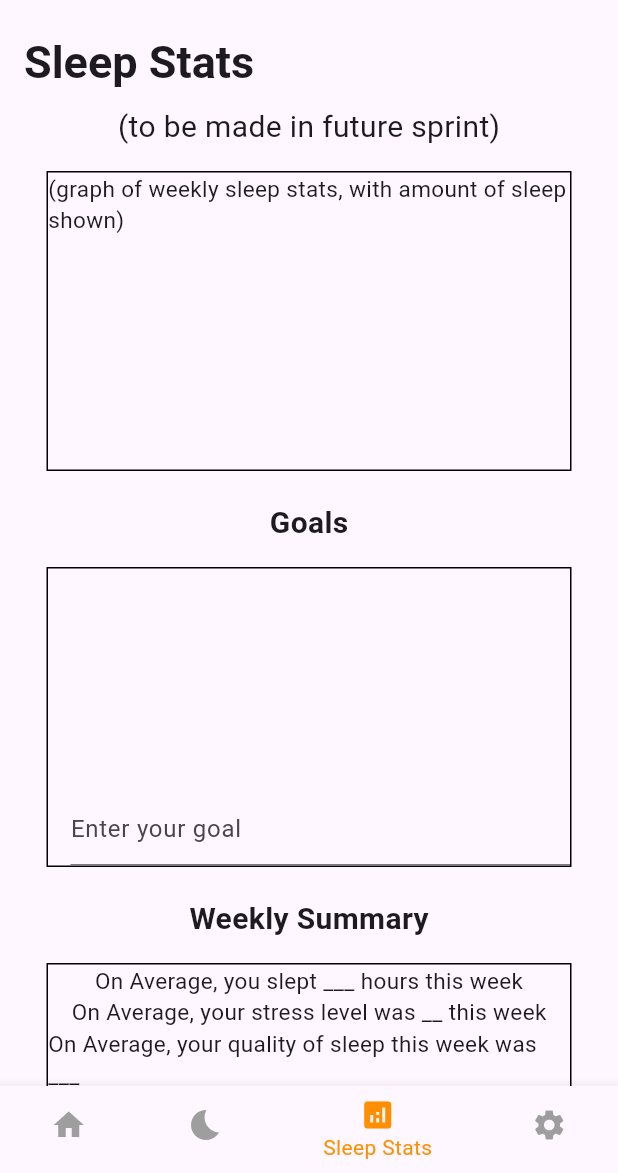
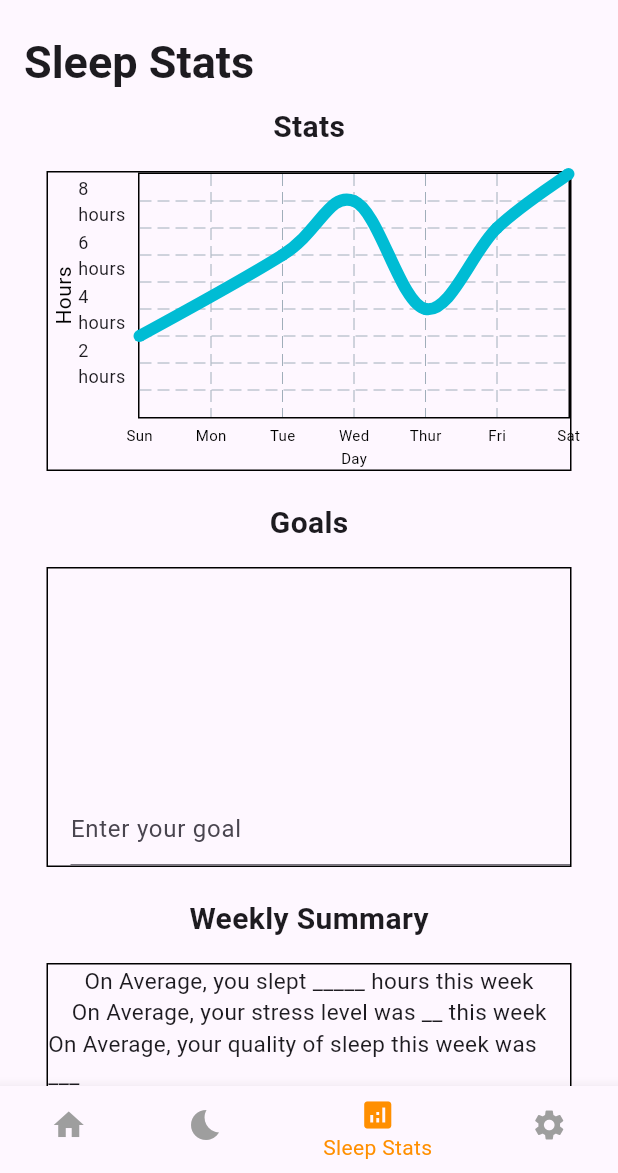
Before and after one commit to ellaMyler/Bedtime_Buddy, a Flutter app: the screen it shows after launch, item 3 of the bottom bar chosen, on a phone screen of 412 x 824 dp, the part 63-1236 px from its top. Run offline on Flutter 3.47's test engine with Material 3 defaults, Android fonts, the light colour scheme and no system bars; drawn by our look-alikes of fl_chart; our stand-ins replace firebase_core, firebase_database; accounts and stored records are empty.

Commit message:
Added graph for sleep data and added delete feature for goals

```diff
--- a/lib/stats_page.dart
+++ b/lib/stats_page.dart
@@ -1,6 +1,6 @@
 // ignore_for_file: prefer_const_constructors, prefer_const_literals_to_create_immutables
-
 import 'package:firebase_database/firebase_database.dart';
+import 'package:fl_chart/fl_chart.dart';
 import 'package:flutter/material.dart';
 
 //Stats Page
@@ -26,7 +26,7 @@ class _SleepStatsPageState extends State<SleepStatsPage> {
             crossAxisAlignment: CrossAxisAlignment.center,
             children: [
               const Center(child:
-                Text('(to be made in future sprint)', style: TextStyle(fontSize: 20, fontWeight: FontWeight.normal)),
+                Text('Stats', style: TextStyle(fontSize: 20, fontWeight: FontWeight.bold)),
               ),
               SizedBox(height: 15),
               Container(
@@ -35,8 +35,62 @@ class _SleepStatsPageState extends State<SleepStatsPage> {
                 decoration: BoxDecoration(
                   border: Border.all(color:Colors.black),
                 ),
-                child: Text('(graph of weekly sleep stats, with amount of sleep shown)', style: TextStyle(fontSize: 15, fontWeight: FontWeight.normal) ),
-              ),
+                child: LineChart(
+                  LineChartData(
+                    lineTouchData: LineTouchData(enabled: true),
+                    lineBarsData: [
+                      LineChartBarData(
+                        spots: [
+                          FlSpot(1, 3),
+                          FlSpot(3, 6),
+                          FlSpot(4, 8),
+                          FlSpot(5, 4),
+                          FlSpot(6, 7),
+                          FlSpot(7, 9),
+                        ],
+                        isCurved: true,
+                        barWidth: 8,
+                      ),
+                    ],
+                    minY: 0,
+                    titlesData: FlTitlesData (
+                      show: true,
+                      topTitles: const AxisTitles(
+                        sideTitles: SideTitles(showTitles: false),
+                      ),
+                      rightTitles: const AxisTitles(
+                        sideTitles: SideTitles(showTitles: false),
+                      ),
+                      bottomTitles: AxisTitles(
+                        axisNameWidget: Text('Day',
+                          style: TextStyle(fontSize: 10, color: Colors.black),),
+                        sideTitles: SideTitles(
+                          showTitles: true,
+                          reservedSize: 18,
+                          interval: 1,
+                          getTitlesWidget: bottomTitleWidgets,
+                        ),
+                      ),
+                      leftTitles: AxisTitles(
+                        axisNameSize: 20,
+                        axisNameWidget: const Text(
+                          'Hours', style: TextStyle(color: Colors.black),),
+                        sideTitles: SideTitles (
+                          showTitles: true, interval: 1, reservedSize: 40, getTitlesWidget: leftTitleWidgets,
+                        ),
+                      ),
+                    ),
+                    borderData: FlBorderData (
+                      show: true, border: Border.all (color: Colors.black),
+                    ),
+                    gridData: FlGridData(
+                      show: true,
+                      drawVerticalLine: true,
+                      horizontalInterval: 1,
+                        ),
+                      ),
+                    ),
+                  ),
               SizedBox(height: 20),
                 Text('Goals', style: TextStyle(fontSize: 20, fontWeight: FontWeight.bold)),
               SizedBox(height: 15),
@@ -57,6 +111,12 @@ class _SleepStatsPageState extends State<SleepStatsPage> {
                                 children: [
                                   ListTile(
                                     title: Text(goals[index], style: TextStyle(fontWeight: FontWeight.bold)),
+                                    trailing: IconButton(
+                                      icon: Icon(Icons.delete),
+                                      onPressed: () {
+                                        confirmDelete(index);
+                                      },
+                                    ),
                                   ),
                                   Row(
                                     children: List.generate(7, (index) => Checkbox(
@@ -110,7 +170,7 @@ class _SleepStatsPageState extends State<SleepStatsPage> {
                 ),
                 child: Column (
                   children:  [
-                    Text('On Average, you slept ___ hours this week',
+                    Text('On Average, you slept _____ hours this week',
                         style: TextStyle(fontSize: 15, fontWeight: FontWeight.normal)
                     ),
                     Text('On Average, your stress level was __ this week',
@@ -126,13 +186,115 @@ class _SleepStatsPageState extends State<SleepStatsPage> {
                 onPressed: () {
                   readData();
                 },
-                child: Text('Test'),
+                child: Text('Get Data'),
               ),
-            ]
-          ),
-        )
+      ]
+        )));
+  }
+
+  Widget bottomTitleWidgets(double value, TitleMeta meta) {
+   String text;
+    switch (value.toInt()) {
+      case 1:
+        text = 'Sun';
+        break;
+      case 2:
+        text = 'Mon';
+        break;
+      case 3:
+        text = 'Tue';
+        break;
+      case 4:
+        text = 'Wed';
+        break;
+      case 5:
+        text = 'Thur';
+        break;
+      case 6:
+        text = 'Fri';
+        break;
+      case 7:
+        text = 'Sat';
+        break;
+      default:
+        return Container();
+    }
+
+    return SideTitleWidget(
+      axisSide: meta.axisSide,
+      space: 4,
+      child: Text(
+        text,
+        style: TextStyle(
+          fontSize: 10,
+          color: Colors.black,
+          fontWeight: FontWeight.normal,
+        ),
+      )
     );
   }
+
+  Widget leftTitleWidgets(double value, TitleMeta meta) {
+    const style = TextStyle(
+      fontWeight: FontWeight.normal,
+      fontSize: 12,
+    );
+    String text;
+    switch (value.toInt()) {
+      case 2:
+        text = '2 hours';
+        break;
+      case 4:
+        text = '4 hours';
+        break;
+      case 6:
+        text = '6 hours';
+        break;
+      case 8:
+        text = '8 hours';
+        break;
+      case 10:
+        text = '10 hours';
+        break;
+      default:
+        return Container();
+    }
+    return Text(text, style: style, textAlign: TextAlign.left);
+  }
+
+  void deleteGoal(int index) {
+    setState(() {
+      goals.removeAt(index);
+    });
+  }
+
+  void confirmDelete (int index) {
+    showDialog(
+        context: context,
+        builder: (BuildContext context) {
+      return AlertDialog(
+        title: Text ('Delete Goal'),
+        content: Text ('Are you sure you want to delete this goal?'),
+        actions: [
+          TextButton(
+              onPressed: () {
+                Navigator.of(context).pop();
+              },
+              child: Text ('Cancel'),
+          ),
+          TextButton(
+              onPressed: () {
+                deleteGoal(index);
+                Navigator.of(context).pop();
+              },
+              child: Text('Delete'),
+          )
+        ],
+      );
+    },
+    );
+  }
+
    void readData() async {
      final ref = FirebaseDatabase.instance.ref();
      final snapshot = await ref.child('-NtXYmtubEemw7cEQFNI/message').get();
--- a/pubspec.yaml
+++ b/pubspec.yaml
@@ -38,6 +38,7 @@ dependencies:
   firebase_core: ^1.17.1
   firebase_database: ^9.0.16
   firebase_core_platform_interface: 4.5.1
+  fl_chart: ^0.67.0
 
 dev_dependencies:
   flutter_test:
```
